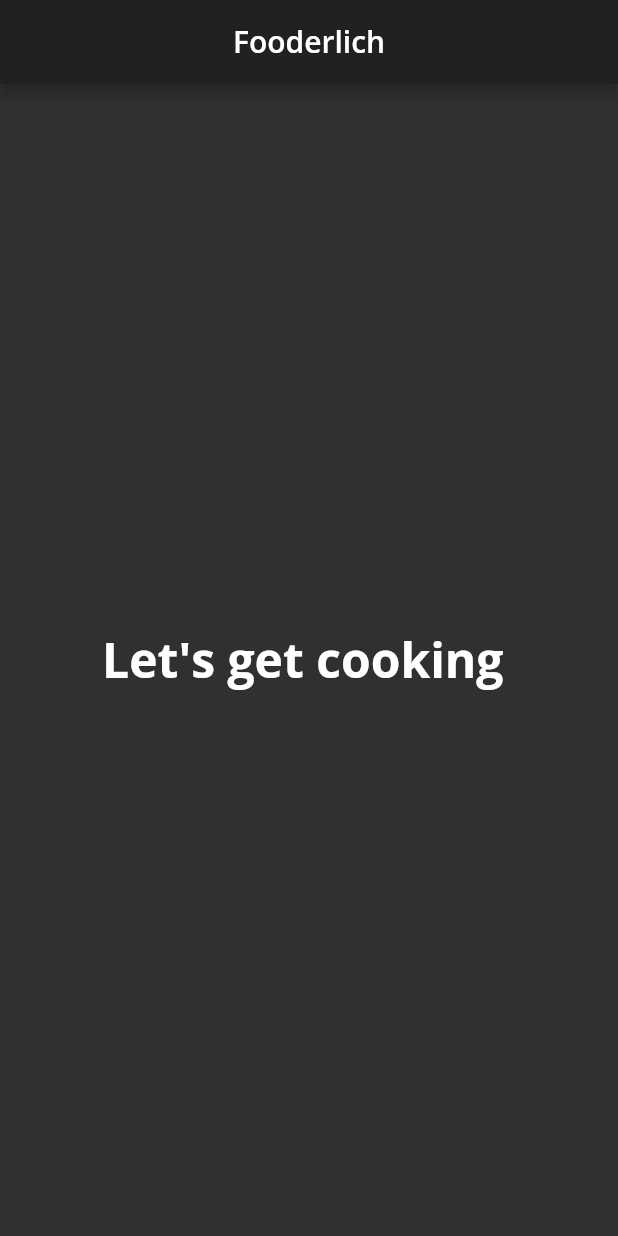
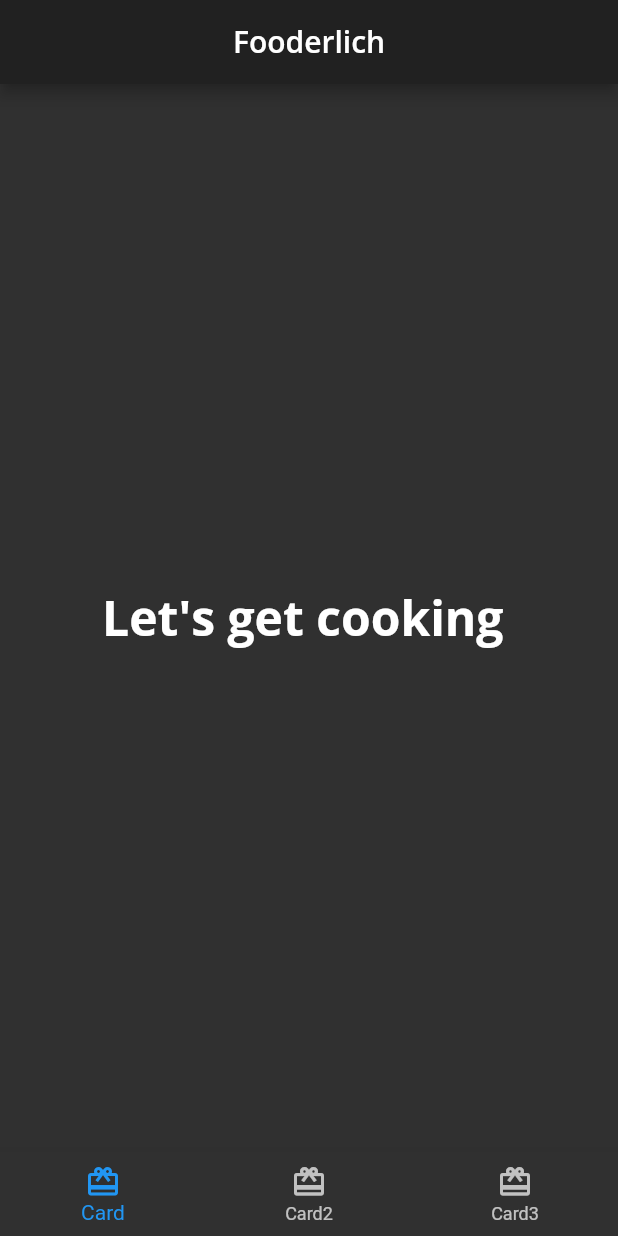
Before and after one commit to Uwi0/fooder_lich02062021, a Flutter app: the screen it shows after launch, on a phone screen of 412 x 824 dp. Run offline on Flutter 3.47's test engine with Material 2 defaults, Android fonts, the phone set to English and light mode, and no system bars; our stand-ins replace google_fonts.

```diff
--- a/lib/home.dart
+++ b/lib/home.dart
@@ -21,6 +21,24 @@ class _HomeState extends State<Home> {
             style: Theme.of(context).textTheme.headline1,
           )
       ),
+      bottomNavigationBar: BottomNavigationBar(
+        // ignore: deprecated_member_use
+        selectedItemColor: Theme.of(context).textSelectionColor,
+        items: <BottomNavigationBarItem>[
+          const BottomNavigationBarItem(
+            icon: Icon(Icons.card_giftcard),
+            label: 'Card',
+          ),
+          const BottomNavigationBarItem(
+              icon: Icon(Icons.card_giftcard)
+              ,label: 'Card2'
+          ),
+          const BottomNavigationBarItem(
+            icon: Icon(Icons.card_giftcard),
+            label: 'Card3',
+          )
+        ],
+      ),
     );
   }
 
```
